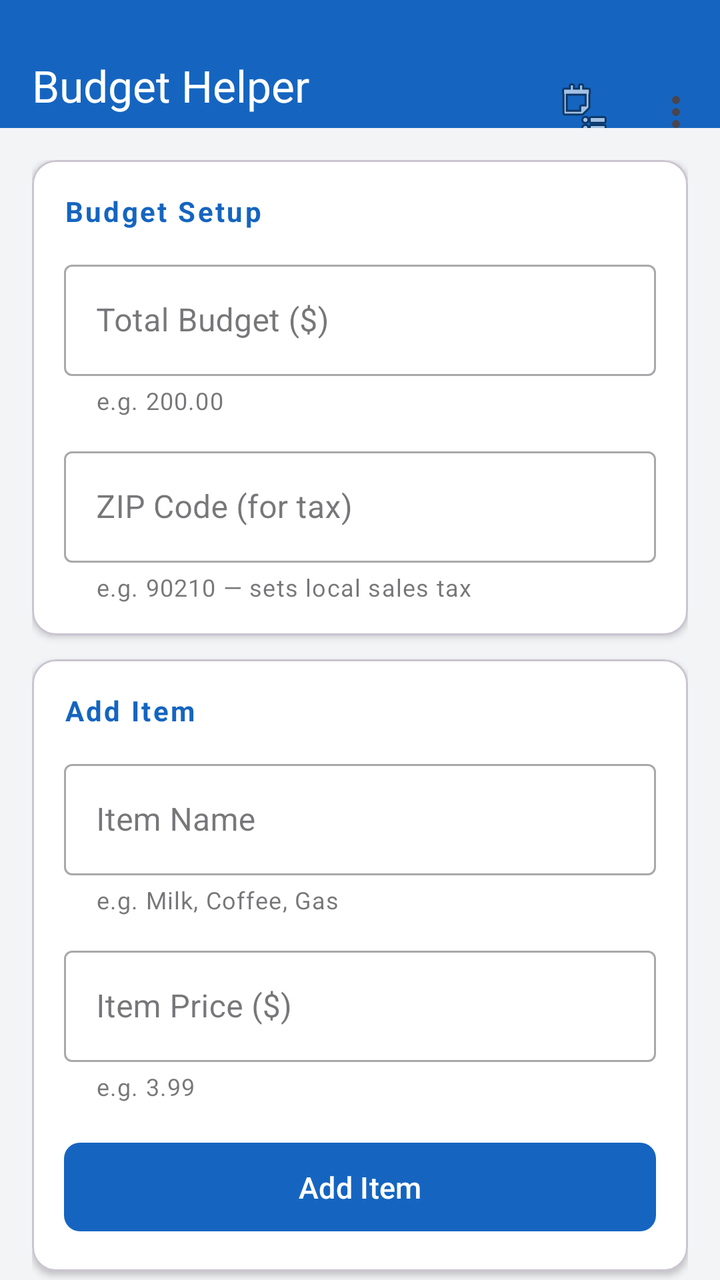
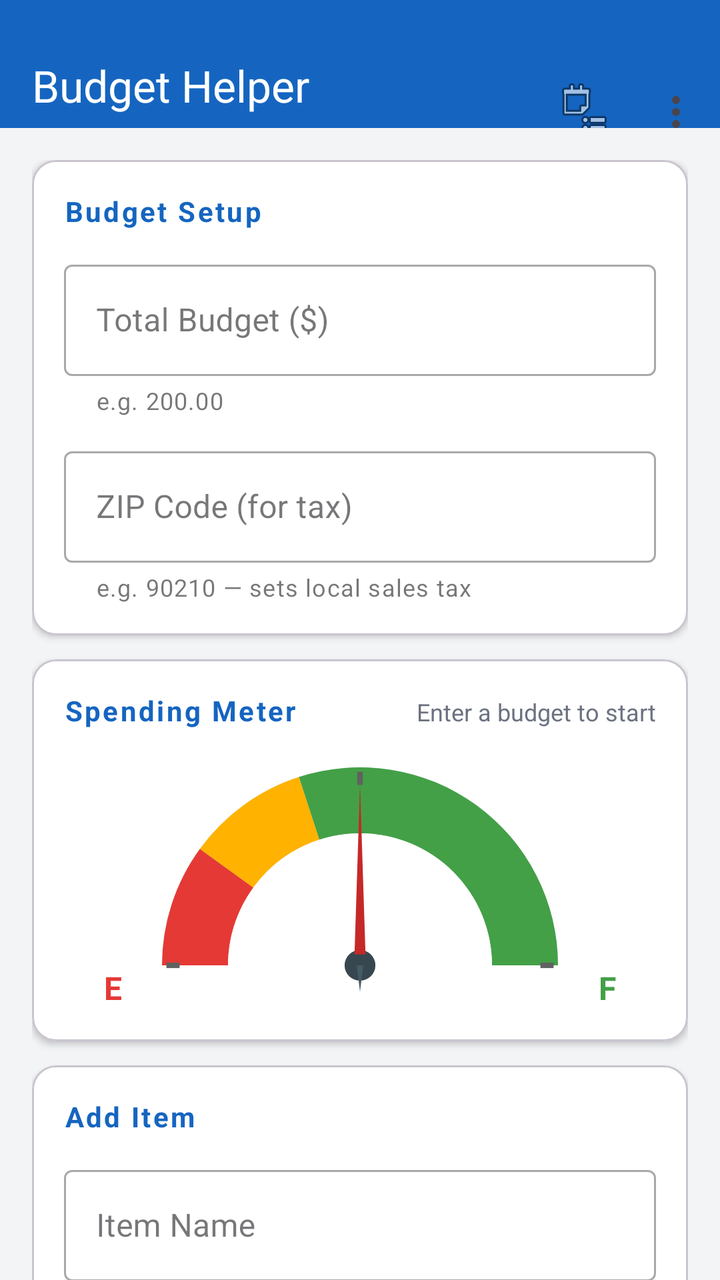

Screens rendered from an Android XML layout before and after an edit, with the pre-edit source and the edit as a unified diff.
<!-- AndroidManifest.xml: application theme Theme.BudgetHelper -->
<!-- res/layout/activity_main.xml -->
<?xml version="1.0" encoding="utf-8"?>
<LinearLayout xmlns:android="http://schemas.android.com/apk/res/android"
    xmlns:app="http://schemas.android.com/apk/res-auto"
    android:layout_width="match_parent"
    android:layout_height="match_parent"
    android:orientation="vertical"
    android:background="@color/background">

    
    <com.google.android.material.appbar.MaterialToolbar
        android:id="@+id/toolbar"
        android:layout_width="match_parent"
        android:layout_height="?attr/actionBarSize"
        android:background="@color/colorPrimary"
        android:elevation="4dp"
        android:paddingTop="24dp"
        app:title="@string/app_name"
        app:titleTextColor="@color/white"
        app:subtitle="@string/toolbar_subtitle"
        app:subtitleTextColor="#B3FFFFFF"
        app:menu="@menu/menu_main" />

    <androidx.core.widget.NestedScrollView
        android:layout_width="match_parent"
        android:layout_height="0dp"
        android:layout_weight="1"
        android:fillViewport="true">

        <LinearLayout
            android:layout_width="match_parent"
            android:layout_height="wrap_content"
            android:orientation="vertical"
            android:padding="16dp">

            
            <com.google.android.material.card.MaterialCardView
                android:layout_width="match_parent"
                android:layout_height="wrap_content"
                android:layout_marginBottom="12dp"
                app:cardCornerRadius="12dp"
                app:cardElevation="2dp"
                app:cardBackgroundColor="@color/surface">

                <LinearLayout
                    android:layout_width="match_parent"
                    android:layout_height="wrap_content"
                    android:orientation="vertical"
                    android:padding="16dp">

                    <TextView
                        android:layout_width="wrap_content"
                        android:layout_height="wrap_content"
                        android:layout_marginBottom="12dp"
                        android:text="@string/section_budget_setup"
                        android:textColor="@color/colorPrimary"
                        android:textSize="14sp"
                        android:textStyle="bold"
                        android:letterSpacing="0.08" />

                    <com.google.android.material.textfield.TextInputLayout
                        android:layout_width="match_parent"
                        android:layout_height="wrap_content"
                        android:layout_marginBottom="12dp"
                        style="@style/Widget.MaterialComponents.TextInputLayout.OutlinedBox"
                        android:hint="@string/enter_budget"
                        app:helperText="@string/hint_budget"
                        app:prefixText="$">

                        <com.google.android.material.textfield.TextInputEditText
                            android:id="@+id/budgetEditText"
                            android:layout_width="match_parent"
                            android:layout_height="wrap_content"
                            android:inputType="numberDecimal"
                            android:imeOptions="actionNext" />
                    </com.google.android.material.textfield.TextInputLayout>

                    <com.google.android.material.textfield.TextInputLayout
                        android:layout_width="match_parent"
                        android:layout_height="wrap_content"
                        style="@style/Widget.MaterialComponents.TextInputLayout.OutlinedBox"
                        android:hint="@string/enter_zip"
                        app:helperText="@string/hint_zip">

                        <com.google.android.material.textfield.TextInputEditText
                            android:id="@+id/zipEditText"
                            android:layout_width="match_parent"
                            android:layout_height="wrap_content"
                            android:inputType="number"
                            android:maxLength="5"
                            android:imeOptions="actionNext" />
                    </com.google.android.material.textfield.TextInputLayout>

                </LinearLayout>
            </com.google.android.material.card.MaterialCardView>

            
            <com.google.android.material.card.MaterialCardView
                android:layout_width="match_parent"
                android:layout_height="wrap_content"
                android:layout_marginBottom="12dp"
                app:cardCornerRadius="12dp"
                app:cardElevation="2dp"
                app:cardBackgroundColor="@color/surface">

                <LinearLayout
                    android:layout_width="match_parent"
                    android:layout_height="wrap_content"
                    android:orientation="vertical"
                    android:padding="16dp">

                    <TextView
                        android:layout_width="wrap_content"
                        android:layout_height="wrap_content"
                        android:layout_marginBottom="12dp"
                        android:text="@string/section_add_item"
                        android:textColor="@color/colorPrimary"
                        android:textSize="14sp"
                        android:textStyle="bold"
                        android:letterSpacing="0.08" />

                    <com.google.android.material.textfield.TextInputLayout
                        android:layout_width="match_parent"
                        android:layout_height="wrap_content"
                        android:layout_marginBottom="12dp"
                        style="@style/Widget.MaterialComponents.TextInputLayout.OutlinedBox"
                        android:hint="@string/item_name"
                        app:helperText="@string/hint_item_name">

                        <com.google.android.material.textfield.TextInputEditText
                            android:id="@+id/itemNameEditText"
                            android:layout_width="match_parent"
                            android:layout_height="wrap_content"
                            android:inputType="textCapWords"
                            android:imeOptions="actionNext" />
                    </com.google.android.material.textfield.TextInputLayout>

                    <com.google.android.material.textfield.TextInputLayout
                        android:layout_width="match_parent"
                        android:layout_height="wrap_content"
                        android:layout_marginBottom="16dp"
                        style="@style/Widget.MaterialComponents.TextInputLayout.OutlinedBox"
                        android:hint="@string/item_price"
                        app:helperText="@string/hint_item_price"
                        app:prefixText="$">

                        <com.google.android.material.textfield.TextInputEditText
                            android:id="@+id/itemPriceEditText"
                            android:layout_width="match_parent"
                            android:layout_height="wrap_content"
                            android:inputType="numberDecimal"
                            android:imeOptions="actionDone" />
                    </com.google.android.material.textfield.TextInputLayout>

                    <com.google.android.material.button.MaterialButton
                        android:id="@+id/addButton"
                        android:layout_width="match_parent"
                        android:layout_height="wrap_content"
                        android:text="@string/add_item"
                        android:textAllCaps="false"
                        android:textSize="15sp"
                        android:paddingTop="12dp"
                        android:paddingBottom="12dp"
                        app:cornerRadius="8dp" />

                </LinearLayout>
            </com.google.android.material.card.MaterialCardView>

            
            <FrameLayout
                android:id="@+id/animationArea"
                android:layout_width="match_parent"
                android:layout_height="220dp"
                android:layout_marginBottom="12dp"
                android:layout_gravity="center">

                
                <ImageView
                    android:id="@+id/pigImage"
                    android:layout_width="140dp"
                    android:layout_height="140dp"
                    android:layout_gravity="center|bottom"
                    android:src="@drawable/nocrack"
                    android:contentDescription="@string/desc_pig" />

                
                <ImageView
                    android:id="@+id/hammerImage"
                    android:layout_width="100dp"
                    android:layout_height="100dp"
                    android:layout_gravity="center|top"
                    android:src="@drawable/hammer"
                    android:visibility="gone"
                    android:contentDescription="@string/desc_hammer" />

                
                <ImageView
                    android:id="@+id/coinImage"
                    android:layout_width="60dp"
                    android:layout_height="60dp"
                    android:layout_gravity="center_horizontal|top"
                    android:src="@drawable/coin"
                    android:visibility="gone"
                    android:contentDescription="@string/desc_coin" />

            </FrameLayout>




            
            <com.google.android.material.card.MaterialCardView
                android:layout_width="match_parent"
                android:layout_height="wrap_content"
                android:layout_marginBottom="12dp"
                app:cardCornerRadius="12dp"
                app:cardElevation="2dp"
                app:cardBackgroundColor="@color/surface">

                <LinearLayout
                    android:layout_width="match_parent"
                    android:layout_height="wrap_content"
                    android:orientation="vertical"
                    android:padding="16dp">

                    <TextView
                        android:layout_width="wrap_content"
                        android:layout_height="wrap_content"
                        android:layout_marginBottom="12dp"
                        android:text="@string/section_summary"
                        android:textColor="@color/colorPrimary"
                        android:textSize="14sp"
                        android:textStyle="bold"
                        android:letterSpacing="0.08" />

                    
                    <LinearLayout
                        android:layout_width="match_parent"
                        android:layout_height="wrap_content"
                        android:orientation="horizontal"
                        android:layout_marginBottom="6dp">
                        <TextView
                            android:layout_width="0dp"
                            android:layout_height="wrap_content"
                            android:layout_weight="1"
                            android:text="@string/label_subtotal"
                            android:textColor="@color/text_secondary"
                            android:textSize="15sp" />
                        <TextView
                            android:id="@+id/subtotalTextView"
                            android:layout_width="wrap_content"
                            android:layout_height="wrap_content"
                            android:text="$0.00"
                            android:textColor="@color/text_primary"
                            android:textSize="15sp" />
                    </LinearLayout>

                    
                    <LinearLayout
                        android:layout_width="match_parent"
                        android:layout_height="wrap_content"
                        android:orientation="horizontal"
                        android:layout_marginBottom="10dp">
                        <TextView
                            android:id="@+id/taxLabelText"
                            android:layout_width="0dp"
                            android:layout_height="wrap_content"
                            android:layout_weight="1"
                            android:text="@string/label_tax"
                            android:textColor="@color/text_secondary"
                            android:textSize="15sp" />
                        <TextView
                            android:id="@+id/taxTextView"
                            android:layout_width="wrap_content"
                            android:layout_height="wrap_content"
                            android:text="$0.00"
                            android:textColor="@color/text_primary"
                            android:textSize="15sp" />
                    </LinearLayout>

                    <View
                        android:layout_width="match_parent"
                        android:layout_height="1dp"
                        android:layout_marginBottom="10dp"
                        android:background="@color/divider" />

                    
                    <LinearLayout
                        android:layout_width="match_parent"
                        android:layout_height="wrap_content"
                        android:orientation="horizontal"
                        android:layout_marginBottom="12dp">
                        <TextView
                            android:layout_width="0dp"
                            android:layout_height="wrap_content"
                            android:layout_weight="1"
                            android:text="@string/label_total"
                            android:textColor="@color/text_primary"
                            android:textSize="16sp"
                            android:textStyle="bold" />
                        <TextView
                            android:id="@+id/totalTextView"
                            android:layout_width="wrap_content"
                            android:layout_height="wrap_content"
                            android:text="$0.00"
                            android:textColor="@color/text_primary"
                            android:textSize="16sp"
                            android:textStyle="bold" />
                    </LinearLayout>

                    
                    <com.google.android.material.card.MaterialCardView
                        android:id="@+id/remainingCard"
                        android:layout_width="match_parent"
                        android:layout_height="wrap_content"
                        app:cardCornerRadius="8dp"
                        app:cardElevation="0dp"
                        app:cardBackgroundColor="@color/remaining_positive">

                        <LinearLayout
                            android:layout_width="match_parent"
                            android:layout_height="wrap_content"
                            android:orientation="horizontal"
                            android:padding="12dp">
                            <TextView
                                android:layout_width="0dp"
                                android:layout_height="wrap_content"
                                android:layout_weight="1"
                                android:text="@string/label_remaining"
                                android:textColor="@color/white"
                                android:textSize="15sp"
                                android:textStyle="bold" />
                            <TextView
                                android:id="@+id/remainingTextView"
                                android:layout_width="wrap_content"
                                android:layout_height="wrap_content"
                                android:text="$0.00"
                                android:textColor="@color/white"
                                android:textSize="15sp"
                                android:textStyle="bold" />
                        </LinearLayout>
                    </com.google.android.material.card.MaterialCardView>

                </LinearLayout>
            </com.google.android.material.card.MaterialCardView>

            
            <com.google.android.material.card.MaterialCardView
                android:layout_width="match_parent"
                android:layout_height="wrap_content"
                app:cardCornerRadius="12dp"
                app:cardElevation="2dp"
                app:cardBackgroundColor="@color/surface">

                <LinearLayout
                    android:layout_width="match_parent"
                    android:layout_height="wrap_content"
                    android:orientation="vertical"
                    android:padding="16dp">

                    
                    <LinearLayout
                        android:layout_width="match_parent"
                        android:layout_height="wrap_content"
                        android:orientation="horizontal"
                        android:layout_marginBottom="8dp">
                        <TextView
                            android:layout_width="0dp"
                            android:layout_height="wrap_content"
                            android:layout_weight="1"
                            android:text="@string/section_items"
                            android:textColor="@color/colorPrimary"
                            android:textSize="14sp"
                            android:textStyle="bold"
                            android:letterSpacing="0.08" />
                        <TextView
                            android:layout_width="wrap_content"
                            android:layout_height="wrap_content"
                            android:text="@string/swipe_hint"
                            android:textColor="@color/text_secondary"
                            android:textSize="11sp" />
                    </LinearLayout>

                    <androidx.recyclerview.widget.RecyclerView
                        android:id="@+id/recyclerView"
                        android:layout_width="match_parent"
                        android:layout_height="wrap_content"
                        android:nestedScrollingEnabled="false" />

                    <TextView
                        android:id="@+id/emptyStateText"
                        android:layout_width="match_parent"
                        android:layout_height="wrap_content"
                        android:gravity="center"
                        android:padding="24dp"
                        android:text="@string/empty_state"
                        android:textColor="@color/text_secondary"
                        android:textSize="14sp"
                        android:visibility="visible" />

                </LinearLayout>
            </com.google.android.material.card.MaterialCardView>

        </LinearLayout>
    </androidx.core.widget.NestedScrollView>

</LinearLayout>
<!-- resources referenced by this layout -->
<resources>
  <color name="background">#F3F4F6</color>
  <color name="colorPrimary">#1565C0</color>
  <color name="divider">#E5E7EB</color>
  <color name="remaining_positive">#2E7D32</color>
  <color name="surface">#FFFFFF</color>
  <color name="text_primary">#1C1B1F</color>
  <color name="text_secondary">#6B7280</color>
  <color name="white">#FFFFFFFF</color>
  <string name="add_item">Add Item</string>
  <string name="app_name">Budget Helper</string>
  <string name="desc_coin">Coin</string>
  <string name="desc_hammer">Hammer</string>
  <string name="desc_pig">Piggy Bank</string>
  <string name="enter_budget">Total Budget ($)</string>
  <string name="enter_zip">ZIP Code (for tax)</string>
  <string name="hint_budget">e.g. 200.00</string>
  <string name="hint_item_price">e.g. 3.99</string>
  <string name="item_name">Item Name</string>
  <string name="item_price">Item Price ($)</string>
  <string name="label_remaining">Remaining</string>
  <string name="label_subtotal">Subtotal</string>
  <string name="label_tax">Tax</string>
  <string name="label_total">Total</string>
  <string name="section_add_item">Add Item</string>
  <string name="section_items">Your Items</string>
  <string name="section_summary">Summary</string>
  <string name="swipe_hint">← Swipe left to remove</string>
  <color name="colorPrimaryDark">#0D47A1</color>
  <!-- unchanged entries left out for length: 10 -->
</resources>

<!-- the commit's change to res/layout/activity_main.xml (unified diff, before → after) -->
@@ -89,6 +89,101 @@
                             android:maxLength="5"
                             android:imeOptions="actionNext" />
                     </com.google.android.material.textfield.TextInputLayout>
+
+                </LinearLayout>
+            </com.google.android.material.card.MaterialCardView>
+
+            
+            <com.google.android.material.card.MaterialCardView
+                android:id="@+id/gaugeCard"
+                android:layout_width="match_parent"
+                android:layout_height="wrap_content"
+                android:layout_marginBottom="12dp"
+                app:cardCornerRadius="12dp"
+                app:cardElevation="2dp"
+                app:cardBackgroundColor="@color/surface">
+
+                <LinearLayout
+                    android:layout_width="match_parent"
+                    android:layout_height="wrap_content"
+                    android:orientation="vertical"
+                    android:padding="16dp">
+
+                    
+                    <LinearLayout
+                        android:layout_width="match_parent"
+                        android:layout_height="wrap_content"
+                        android:orientation="horizontal"
+                        android:layout_marginBottom="8dp">
+
+                        <TextView
+                            android:layout_width="0dp"
+                            android:layout_height="wrap_content"
+                            android:layout_weight="1"
+                            android:text="@string/gauge_title"
+                            android:textColor="@color/colorPrimary"
+                            android:textSize="14sp"
+                            android:textStyle="bold"
+                            android:letterSpacing="0.08" />
+
+                        <TextView
+                            android:id="@+id/gaugeStatusText"
+                            android:layout_width="wrap_content"
+                            android:layout_height="wrap_content"
+                            android:text="@string/gauge_status_ready"
+                            android:textColor="@color/text_secondary"
+                            android:textSize="12sp" />
+                    </LinearLayout>
+
+                    
+                    <FrameLayout
+                        android:layout_width="match_parent"
+                        android:layout_height="wrap_content"
+                        android:layout_gravity="center_horizontal">
+
+                        
+                        <ImageView
+                            android:id="@+id/gaugeFace"
+                            android:layout_width="220dp"
+                            android:layout_height="132dp"
+                            android:layout_gravity="center_horizontal"
+                            android:src="@drawable/gauge_face"
+                            android:contentDescription="@string/gauge_face_desc" />
+
+                        
+                        <ImageView
+                            android:id="@+id/gaugeNeedle"
+                            android:layout_width="220dp"
+                            android:layout_height="132dp"
+                            android:layout_gravity="center_horizontal"
+                            android:src="@drawable/gauge_needle"
+                            android:contentDescription="@string/gauge_needle_desc" />
+
+                        
+                        <TextView
+                            android:layout_width="wrap_content"
+                            android:layout_height="wrap_content"
+                            android:layout_gravity="bottom|start"
+                            android:layout_marginStart="20dp"
+                            android:layout_marginBottom="0dp"
+                            android:text="E"
+                            android:textColor="#E53935"
+                            android:textSize="16sp"
+                            android:textStyle="bold" />
+
+                        
+                        <TextView
+                            android:layout_width="wrap_content"
+                            android:layout_height="wrap_content"
+                            android:layout_gravity="bottom|end"
+                            android:layout_marginEnd="20dp"
+                            android:layout_marginBottom="0dp"
+                            android:text="F"
+                            android:textColor="#43A047"
+                            android:textSize="16sp"
+                            android:textStyle="bold" />
+
+                    </FrameLayout>
 
                 </LinearLayout>
             </com.google.android.material.card.MaterialCardView>
<!-- resource entries referenced after the edit -->
@@ -8,6 +8,95 @@
   <color name="text_primary">#1C1B1F</color>
   <color name="text_secondary">#6B7280</color>
   <color name="white">#FFFFFFFF</color>
+  <!-- drawable gauge_face (drawable) -->
+  <vector xmlns:android="http://schemas.android.com/apk/res/android"
+      android:width="200dp"
+      android:height="120dp"
+      android:viewportWidth="200"
+      android:viewportHeight="120">
+  
+      
+  
+      
+      
+      
+      <path
+          android:pathData="M 10,100
+                            A 90,90 0 0,1 190,100
+                            L 160,100
+                            A 60,60 0 0,0 40,100
+                            Z"
+          android:fillColor="#E0E0E0" />
+  
+      
+      <path
+          android:pathData="M 190,100
+                            A 90,90 0 0,0 72.2,14.4
+                            L 81.5,42.9
+                            A 60,60 0 0,1 160,100
+                            Z"
+          android:fillColor="#43A047" />
+  
+      
+      <path
+          android:pathData="M 72.2,14.4
+                            A 90,90 0 0,0 27.2,47.1
+                            L 51.5,64.7
+                            A 60,60 0 0,1 81.5,42.9
+                            Z"
+          android:fillColor="#FFB300" />
+  
+      
+      <path
+          android:pathData="M 27.2,47.1
+                            A 90,90 0 0,0 10,100
+                            L 40,100
+                            A 60,60 0 0,1 51.5,64.7
+                            Z"
+          android:fillColor="#E53935" />
+  
+      
+      
+      <path
+          android:pathData="M 40,100
+                            A 60,60 0 0,1 160,100
+                            Z"
+          android:fillColor="#FFFFFF" />
+  
+      
+      <path android:pathData="M 12,100 L 18,100"
+          android:strokeColor="#616161" android:strokeWidth="2.5" />
+      <path android:pathData="M 100,12 L 100,18"
+          android:strokeColor="#616161" android:strokeWidth="2.5" />
+      <path android:pathData="M 182,100 L 188,100"
+          android:strokeColor="#616161" android:strokeWidth="2.5" />
+  
+      
+      <path
+          android:pathData="M 107,100 A 7,7 0 1,1 93,100 A 7,7 0 1,1 107,100"
+          android:fillColor="#37474F" />
+  
+  </vector>
+  <!-- drawable gauge_needle (drawable) -->
+  <vector xmlns:android="http://schemas.android.com/apk/res/android"
+      android:width="200dp"
+      android:height="120dp"
+      android:viewportWidth="200"
+      android:viewportHeight="120">
+  
+      
+  
+      
+      <path
+          android:pathData="M 97.5,95 L 100,18 L 102.5,95 Z"
+          android:fillColor="#C62828" />
+  
+      
+      <path
+          android:pathData="M 98.5,100 L 100,112 L 101.5,100 Z"
+          android:fillColor="#455A64" />
+  
+  </vector>
   <string name="add_item">Add Item</string>
   <string name="app_name">Budget Helper</string>
   <string name="desc_coin">Coin</string>
@@ -15,6 +104,10 @@
   <string name="desc_pig">Piggy Bank</string>
   <string name="enter_budget">Total Budget ($)</string>
   <string name="enter_zip">ZIP Code (for tax)</string>
+  <string name="gauge_face_desc">Budget gauge face</string>
+  <string name="gauge_needle_desc">Budget gauge needle</string>
+  <string name="gauge_status_ready">Enter a budget to start</string>
+  <string name="gauge_title">Spending Meter</string>
   <string name="hint_budget">e.g. 200.00</string>
   <string name="hint_item_price">e.g. 3.99</string>
   <string name="item_name">Item Name</string>
